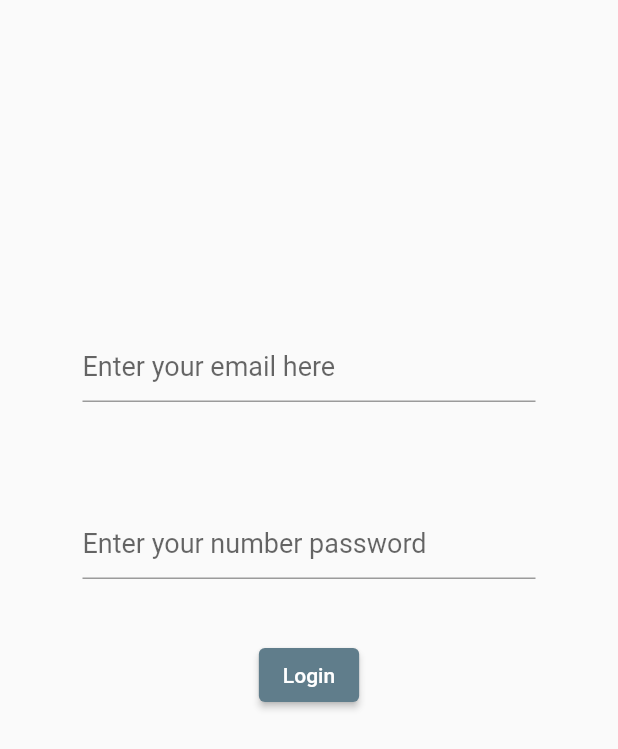
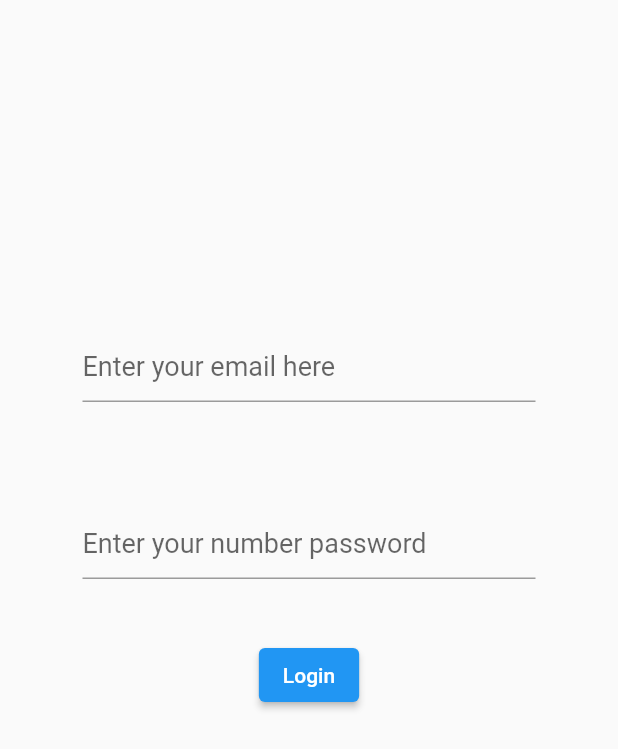
Before and after one commit to borayoruk/Question, a Flutter app: the screen it shows after launch, after a tap on "Login", on a phone screen of 412 x 824 dp. Shown: the top 749 px of the screen. Run offline on Flutter 3.47's test engine with Material 2 defaults, Android fonts, the phone set to English and light mode, and no system bars; our stand-ins replace cloud_firestore, firebase_auth, firebase_core; accounts and stored records are empty; network calls fail.

```diff
--- a/lib/login.dart
+++ b/lib/login.dart
@@ -16,10 +16,7 @@ class MyApp extends StatelessWidget {
   @override
   Widget build(BuildContext context) {
     return MaterialApp(
-      theme: ThemeData(
-        primarySwatch: Colors.blueGrey,
-      ),
-      home: InputFields().build(context),
+      home: Login(),
     );
   }
 }
@@ -35,10 +32,7 @@ class InputFields extends State<Login>{
   final TextEditingController emailController = TextEditingController();
   final TextEditingController passwordController = TextEditingController();
 
- // final My_app main = My_app();
-
   AuthService authService = AuthService();
-
 
   @override
   Widget build (BuildContext context) {
@@ -46,27 +40,29 @@ class InputFields extends State<Login>{
         body: Column(
           children: [
           Container( // email
-            child: const Padding(
+            child: Padding(
               padding:
-              EdgeInsetsDirectional.fromSTEB( 55,220,55,70 ),
+              const EdgeInsetsDirectional.fromSTEB( 55,220,55,70 ),
               child: TextField(
-                style: TextStyle(fontSize: 18),
+                controller: emailController,
+                style: const TextStyle(fontSize: 18),
                 keyboardType: TextInputType.emailAddress,
-                decoration: InputDecoration(
+                decoration: const InputDecoration(
                     hintText: 'Enter your email here'
                 ),
               ),
             )
           ),
           Container( // password
-            child: const Padding(
+            child: Padding(
               padding:
-              EdgeInsetsDirectional.fromSTEB( 55,0,55,40 ),
+              const EdgeInsetsDirectional.fromSTEB( 55,0,55,40 ),
               child: TextField(
-                style: TextStyle(fontSize: 18),
+                controller: passwordController,
+                style: const TextStyle(fontSize: 18),
                 keyboardType: TextInputType.number,
                 obscureText: true,
-                decoration: InputDecoration(
+                decoration: const InputDecoration(
                     hintText: 'Enter your number password'
                 ),
               ),
@@ -75,23 +71,20 @@ class InputFields extends State<Login>{
           Container( // login buton
               child: Padding(
                 padding:
-                EdgeInsetsDirectional.fromSTEB( 55,0,55,0 ),
+                const EdgeInsetsDirectional.fromSTEB( 55,0,55,0 ),
                 child: ElevatedButton(
                   onPressed: () async {
-                    await authService.signIn(emailController.text, passwordController.text)
-                        .then((value)
+                    await authService.signIn(emailController.text, passwordController.text).then((value)
                     {
-                      authService.signIn(emailController.text, passwordController.text).then((value) {
                         return Navigator.push(context, MaterialPageRoute(
-                          builder: (context) => QuestionScreen())); // sign in olunca question screen e gidiyo
-                        });
+                          builder: (context) => Question())); // sign in olunca question screen e gidiyo
                     });
                   },
                   child:
                   ButtonTheme(
                     minWidth: 250,
                     height: 250,
-                    child: Text('Login'),
+                    child: const Text('Login'),
                   ),
                 ),
               )
```
Also changed, not shown: lib/Questions.dart (added, +7 -0 lines), lib/data.dart (added, +43 -0 lines), lib/questionScreen.dart (+126 -61 lines), lib/service/auth.dart (+1 -11 lines), 1 other file.
